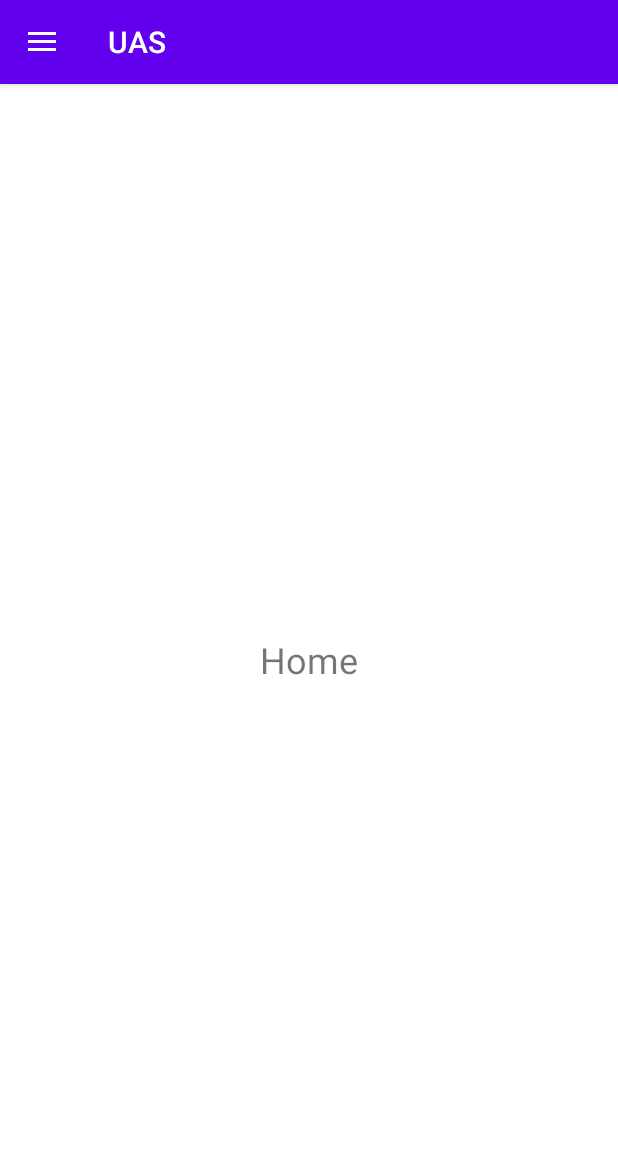
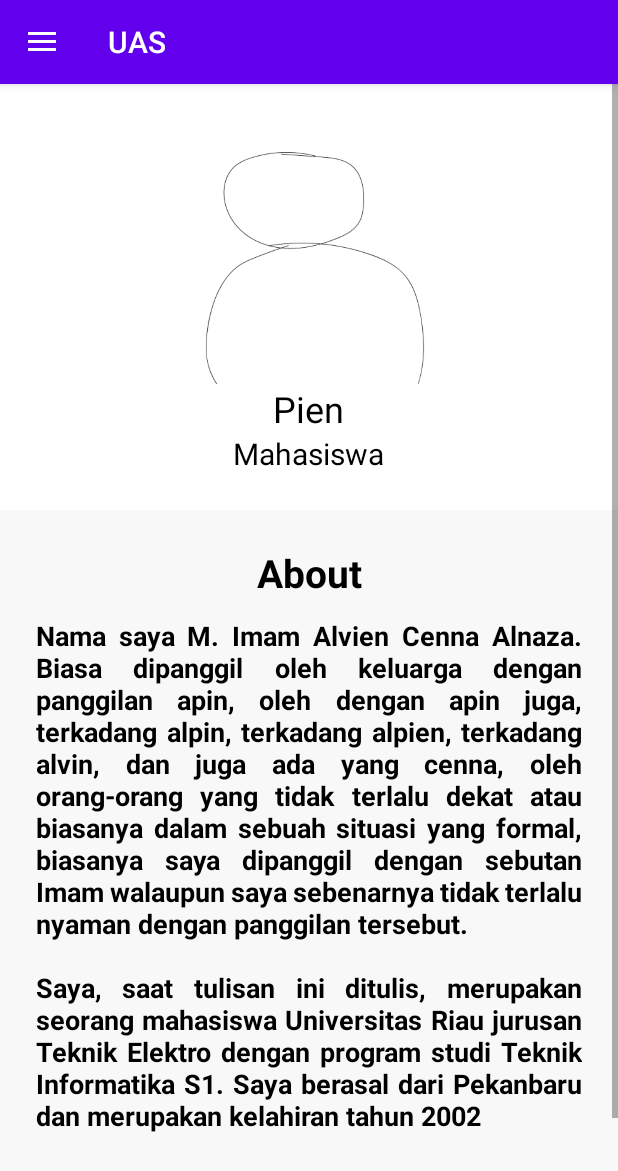
Before and after one commit to pienapin/xyz.alviencenna.uas, an Android app: the screen it shows after launch (MainActivity), after a tap on "Home", on a phone screen of 412 x 824 dp. Shown: the top 1171 px of the screen. Run offline under Robolectric (Android 15) with nearby library versions, the phone set to English and light mode, and no system bars; 1 other tap on this screen came first.

Commit message:
add about and portfolio (title) to fragment home

```diff
--- a/app/src/main/res/layout/fragment_home.xml
+++ b/app/src/main/res/layout/fragment_home.xml
@@ -1,15 +1,99 @@
 <?xml version="1.0" encoding="utf-8"?>
-<RelativeLayout xmlns:android="http://schemas.android.com/apk/res/android"
+<LinearLayout xmlns:android="http://schemas.android.com/apk/res/android"
     xmlns:tools="http://schemas.android.com/tools"
     android:layout_width="match_parent"
     android:layout_height="match_parent"
-    tools:context=".fragmentContact">
+    tools:context=".fragmentContact"
+    android:orientation="vertical"
+    android:background="@color/white">
 
-    <TextView
-        android:layout_width="wrap_content"
-        android:layout_height="wrap_content"
-        android:text="Home"
-        android:layout_centerInParent="true"
-        android:textSize="24sp"/>
+    <ScrollView
+        android:layout_width="match_parent"
+        android:layout_height="match_parent">
 
-</RelativeLayout>
+        <LinearLayout
+            android:layout_width="match_parent"
+            android:layout_height="match_parent"
+            android:orientation="vertical"
+            android:background="@color/white">
+
+
+            <RelativeLayout
+                android:layout_width="match_parent"
+                android:layout_height="wrap_content">
+
+                <ImageView
+                    android:layout_width="200dp"
+                    android:layout_height="200dp"
+                    android:src="@drawable/profile"
+                    android:layout_centerInParent="true"/>
+
+            </RelativeLayout>
+
+            <TextView
+                android:layout_width="wrap_content"
+                android:layout_height="wrap_content"
+                android:text="Pien"
+                android:textSize="24sp"
+                android:textColor="@color/black"
+                android:layout_gravity="center"/>
+
+            <TextView
+                android:layout_width="wrap_content"
+                android:layout_height="wrap_content"
+                android:text="Mahasiswa"
+                android:textSize="20sp"
+                android:textColor="@color/black"
+                android:layout_gravity="center"/>
+
+            <LinearLayout
+                android:layout_width="match_parent"
+                android:layout_height="wrap_content"
+                android:orientation="vertical"
+                android:background="#F8F8F8"
+                android:layout_marginTop="24dp"
+                android:layout_marginBottom="12dp"
+                android:padding="24dp">
+
+                <TextView
+                    android:layout_width="match_parent"
+                    android:layout_height="wrap_content"
+                    android:text="About"
+                    android:textSize="26sp"
+                    android:textStyle="bold"
+                    android:textColor="@color/black"
+                    android:textAlignment="center"/>
+
+                <TextView
+                    android:layout_width="match_parent"
+                    android:layout_height="wrap_content"
+                    android:layout_marginVertical="12dp"
+                    android:text="@string/about_home"
+                    android:textSize="18sp"
+                    android:textStyle="bold"
+                    android:textColor="@color/black"
+                    android:justificationMode="inter_word"/>
+            </LinearLayout>
+
+            <LinearLayout
+                android:layout_width="match_parent"
+                android:layout_height="wrap_content"
+                android:orientation="vertical"
+                android:background="#FFFFFF"
+                android:layout_marginVertical="12dp"
+                android:padding="24dp">
+
+                <TextView
+                    android:layout_width="match_parent"
+                    android:layout_height="wrap_content"
+                    android:text="Portfolio"
+                    android:textSize="26sp"
+                    android:textStyle="bold"
+                    android:textColor="@color/black"
+                    android:textAlignment="center"/>
+
+            </LinearLayout>
+        </LinearLayout>
+    </ScrollView>
+
+</LinearLayout>
--- a/app/src/main/res/values/strings.xml
+++ b/app/src/main/res/values/strings.xml
@@ -4,4 +4,5 @@
     <string name="tutup">Tutup</string>
     <!-- TODO: Remove or change this placeholder text -->
     <string name="hello_blank_fragment">Hello blank fragment</string>
+    <string name="about_home">Nama saya M. Imam Alvien Cenna Alnaza. Biasa dipanggil oleh keluarga dengan panggilan apin, oleh dengan apin juga, terkadang alpin, terkadang alpien, terkadang alvin, dan juga ada yang cenna, oleh orang-orang yang tidak terlalu dekat atau biasanya dalam sebuah situasi yang formal, biasanya saya dipanggil dengan sebutan Imam walaupun saya sebenarnya tidak terlalu nyaman dengan panggilan tersebut.\n\nSaya, saat tulisan ini ditulis, merupakan seorang mahasiswa Universitas Riau jurusan Teknik Elektro dengan program studi Teknik Informatika S1. Saya berasal dari Pekanbaru dan merupakan kelahiran tahun 2002</string>
 </resources>
```
Also changed, not shown: app/src/main/res/drawable-v24/profile.png (added).
